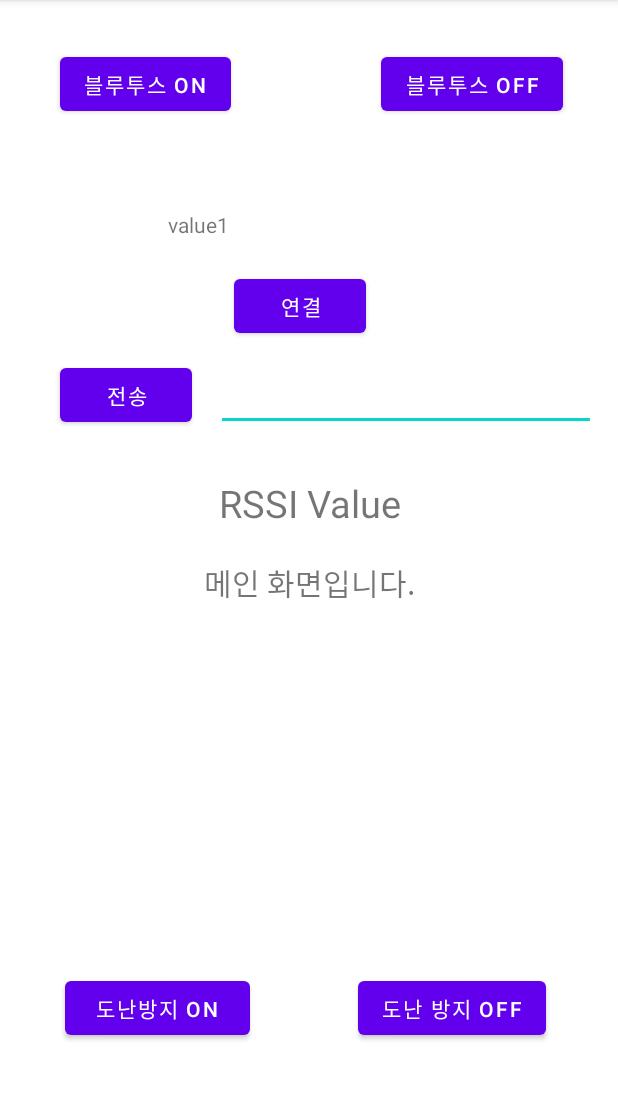
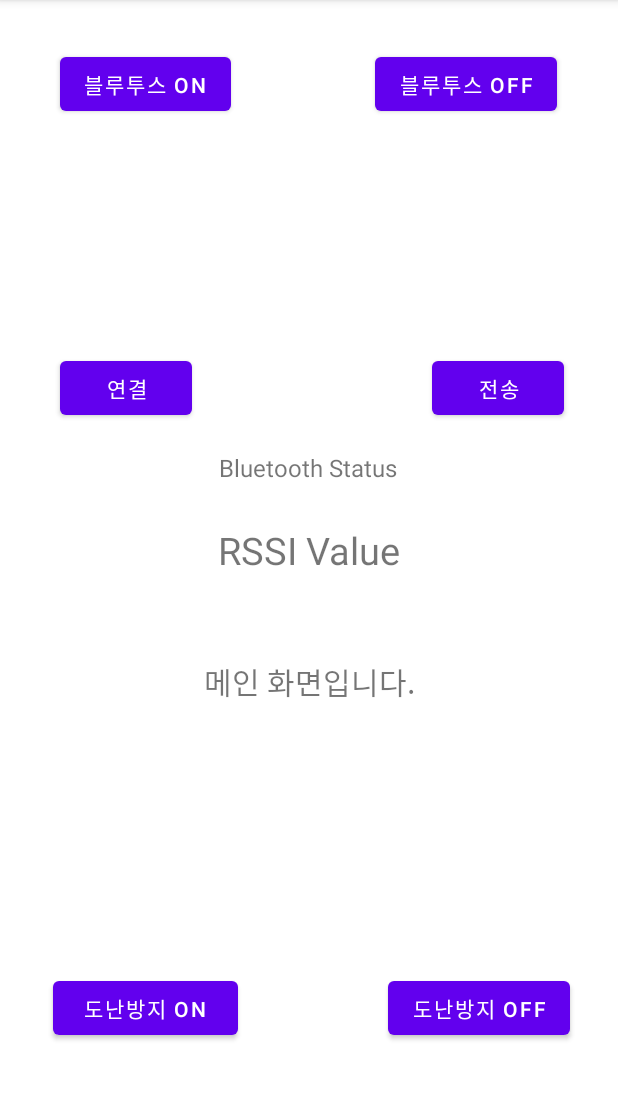
Before and after one commit to kyuuuu-77/Application, an Android app: the fragment HomeFragment shown on its own in the app's theme, on a phone screen of 412 x 824 dp, the part 84-1184 px from its top. Run offline under Robolectric (Android 15) with nearby library versions, the phone set to English and light mode, and no system bars.

Commit message:
7/14 13:15 bug fixed in fragment_home.xml, HomeFragment.java, MainActivity.java;

```diff
--- a/app/src/main/java/com/arduino/Application/MainActivity.java
+++ b/app/src/main/java/com/arduino/Application/MainActivity.java
@@ -65,37 +65,38 @@ public class MainActivity extends AppCompatActivity {
     private AppBarConfiguration mAppBarConfiguration;
     private ActivityMainBinding binding;
 
-    //Edited
+    //버튼 변수 초기화
     Button mBtnBT_on;
     Button mBtnBT_off;
     Button mBtnBT_Connect;
     Button mBtnSendData;
     TextView mTvBT_Status;
-    TextView mTvBT_Receive0;
-    TextView mTvBT_Receive1;
     TextView mTv_SendData;
     TextView homeText;
+    TextView rssiTextView;
 
+
+    //블루투스 관련 변수
     BluetoothAdapter mBluetoothAdapter;
     BluetoothManager mBluetoothManager;
     Set<BluetoothDevice> mPairedDevices;
     List<String> mListPairedDevices;
 
+    BluetoothDevice mBluetoothDevice;
+    BluetoothGatt bluetoothGatt;
+    BluetoothSocket mBluetoothSocket;
+
     Handler mBluetoothHandler;
     ConnectedBluetoothThread mThreadConnectedBluetooth;
-    BluetoothSocket mBluetoothSocket;
 
     final int BT_REQUEST_ENABLE = 1;
     final int BT_REQUEST_DISABLE = 3;
     final int BT_MESSAGE_READ = 2;
     final int BT_CONNECTING_STATUS = 3;
     final UUID BT_UUID = UUID.fromString("00001101-0000-1000-8000-00805F9B34FB");
+
     Window window;
     Toolbar toolbar;
-
-    BluetoothDevice mBluetoothDevice;
-    BluetoothGatt bluetoothGatt;
-    private TextView rssiTextView;
 
     private static final int SINGLE_PERMISSION = 1004;
 
@@ -108,17 +109,14 @@ public class MainActivity extends AppCompatActivity {
         binding = ActivityMainBinding.inflate(getLayoutInflater());
         setContentView(binding.getRoot());
 
-        mBtnBT_on = findViewById(R.id.btnBT_On);
-        mBtnBT_off = findViewById(R.id.btnBT_Off);
-        mBtnBT_Connect = findViewById(R.id.btnBT_Connect);
-        mBtnSendData = findViewById(R.id.btnSendData);
-        mTvBT_Status = findViewById(R.id.BT_Status);
-        mTvBT_Receive0 = findViewById(R.id.BT_Receive0);
-        mTvBT_Receive1 = findViewById(R.id.BT_Receive1);
-        mTv_SendData = findViewById(R.id.tvSendData);
-        homeText = findViewById(R.id.text_home);
-        toolbar = findViewById(R.id.toolbar);
-        rssiTextView = findViewById(R.id.rssi);
+        mBtnBT_on = findViewById(R.id.btnBT_On);    //블루투스를 켜는 버튼 ID
+        mBtnBT_off = findViewById(R.id.btnBT_Off);  //블루투스를 끄는 버튼 ID
+        mBtnBT_Connect = findViewById(R.id.btnBT_Connect);  //연결 버튼
+        mBtnSendData = findViewById(R.id.btnSendData);  //전송 버튼
+        mTvBT_Status = findViewById(R.id.BT_Status);    //블루투스 상태 텍스트 뷰
+        homeText = findViewById(R.id.text_home);        //홈 텍스트 표시 (나중에 제거 예정)
+        rssiTextView = findViewById(R.id.rssi); //RSSI 상태 텍스트 뷰
+        toolbar = findViewById(R.id.toolbar);   //툴바
 
         Log.d("Activity Main", "Activity Main-onCreate()");
 
@@ -139,6 +137,7 @@ public class MainActivity extends AppCompatActivity {
         NavigationUI.setupWithNavController(navigationView, navController);
 
 
+        //퍼미션 리스트 배열
         String[] permission_list = {
                 Manifest.permission.BLUETOOTH_CONNECT,
                 Manifest.permission.BLUETOOTH_SCAN,
@@ -203,7 +202,6 @@ public class MainActivity extends AppCompatActivity {
         });
         //연결 버튼
         mBtnBT_Connect.setOnClickListener(view -> listPairedDevices());
-
         mBtnSendData.setEnabled(false); //전송 버튼 필요 없으므로 임시 비활성화 -> 나중에 삭제 예정
 
         //전송 버튼
@@ -229,8 +227,8 @@ public class MainActivity extends AppCompatActivity {
                     }
 
                     String[] array = readMessage.split(",", 3);
-                    mTvBT_Receive0.setText(array[0]);
-                    mTvBT_Receive1.setText(array[1]);
+//                    mTvBT_Receive0.setText(array[0]);
+//                    mTvBT_Receive1.setText(array[1]);
                 }
             }
         };
@@ -250,6 +248,7 @@ public class MainActivity extends AppCompatActivity {
         Log.d("Activity Main", "Activity Main-onResume()");
 
         if (mBluetoothAdapter.isEnabled()) {
+            homeText.setText("연결 되어있습니다.");
             mTvBT_Status.setText("활성화");
             window.setStatusBarColor(Color.parseColor("#1976D2"));
             toolbar.setBackgroundColor(Color.parseColor("#2196F3"));
@@ -258,7 +257,6 @@ public class MainActivity extends AppCompatActivity {
             mBtnBT_Connect.setEnabled(true);
         }
         if (!mBluetoothAdapter.isEnabled()) {
-            Toast.makeText(getApplicationContext(), "블루투스가 비활성화 되었습니다.", Toast.LENGTH_SHORT).show();
             homeText.setText("연결이 해제 되어있습니다.");
             mTvBT_Status.setText("비활성화");
             window.setStatusBarColor(Color.parseColor("#F57C00"));
@@ -289,7 +287,7 @@ public class MainActivity extends AppCompatActivity {
         }
     }
 
-    //블루투스를 켜는 함수
+    //블루투스를 켜는 함수 -> SDK 31 이상 (안드로이드 12 이상)
     @RequiresApi(api = Build.VERSION_CODES.S)
     public void BT_on() {
         if (mBluetoothAdapter == null) {
@@ -309,7 +307,7 @@ public class MainActivity extends AppCompatActivity {
         }
     }
 
-    //블루투스를 켜는 함수 (레거시)
+    //블루투스를 켜는 함수 -> (레거시용)
     @SuppressLint("MissingPermission")
     public void BT_on_Legacy() {
         if (mBluetoothAdapter == null) {
@@ -326,7 +324,7 @@ public class MainActivity extends AppCompatActivity {
         }
     }
 
-    //블루투스를 끄는 함수
+    //블루투스를 끄는 함수 -> SDK 31 이상 (안드로이드 12 이상)
     @RequiresApi(api = Build.VERSION_CODES.S)
     public void BT_off() {
         if (mBluetoothAdapter.isEnabled()) {
@@ -342,7 +340,7 @@ public class MainActivity extends AppCompatActivity {
         }
     }
 
-    //블루투스를 끄는 함수 (레거시)
+    //블루투스를 끄는 함수 -> (레거시용)
     @SuppressLint("MissingPermission")
     public void BT_off_Legacy() {
         if (mBluetoothAdapter.isEnabled()) {
--- a/app/src/main/java/com/arduino/Application/ui/home/HomeFragment.java
+++ b/app/src/main/java/com/arduino/Application/ui/home/HomeFragment.java
@@ -34,6 +34,8 @@ public class HomeFragment extends Fragment {
 
         Log.d("Home Fragment", "Home Fragment-onCreatedView()");
 
+
+
         return root;
     }
 
--- a/app/src/main/res/layout/fragment_home.xml
+++ b/app/src/main/res/layout/fragment_home.xml
@@ -5,18 +5,6 @@
     android:layout_width="match_parent"
     android:layout_height="match_parent"
     tools:context=".ui.home.HomeFragment">
-
-    <Button
-        android:id="@+id/forTest"
-        android:layout_width="wrap_content"
-        android:layout_height="wrap_content"
-        android:text="도난 방지 off"
-        app:layout_constraintBottom_toBottomOf="parent"
-        app:layout_constraintEnd_toEndOf="parent"
-        app:layout_constraintHorizontal_bias="0.833"
-        app:layout_constraintStart_toStartOf="parent"
-        app:layout_constraintTop_toTopOf="parent"
-        app:layout_constraintVertical_bias="0.9" />
 
     <TextView
         android:id="@+id/text_home"
@@ -29,8 +17,10 @@
         android:textSize="20sp"
         app:layout_constraintBottom_toBottomOf="parent"
         app:layout_constraintEnd_toEndOf="parent"
+        app:layout_constraintHorizontal_bias="0.0"
         app:layout_constraintStart_toStartOf="parent"
-        app:layout_constraintTop_toTopOf="parent" />
+        app:layout_constraintTop_toTopOf="parent"
+        app:layout_constraintVertical_bias="0.591" />
 
     <Button
         android:id="@+id/btnBT_On"
@@ -46,75 +36,49 @@
         android:id="@+id/btnBT_Off"
         android:layout_width="wrap_content"
         android:layout_height="wrap_content"
-        android:layout_marginStart="100dp"
+        android:layout_marginStart="96dp"
         android:text="블루투스 OFF"
         app:layout_constraintStart_toEndOf="@+id/btnBT_On"
         app:layout_constraintTop_toTopOf="@+id/btnBT_On" />
 
-    <TextView
-        android:id="@+id/BT_Status"
-        android:layout_width="170dp"
-        android:layout_height="20dp"
-        android:layout_marginTop="20dp"
-        android:text=""
-        app:layout_constraintStart_toStartOf="@+id/btnBT_On"
-        app:layout_constraintTop_toBottomOf="@+id/btnBT_On" />
-
-    <TextView
-        android:id="@+id/BT_Receive0"
-        android:layout_width="wrap_content"
-        android:layout_height="wrap_content"
-        android:layout_marginTop="20dp"
-        android:text=""
-        app:layout_constraintStart_toStartOf="@+id/BT_Status"
-        app:layout_constraintTop_toBottomOf="@+id/BT_Status" />
-
-
     <Button
         android:id="@+id/btnBT_Connect"
         android:layout_width="wrap_content"
-        android:layout_height="0dp"
-        android:layout_marginTop="180dp"
+        android:layout_height="wrap_content"
         android:text="연결"
+        app:layout_constraintBottom_toBottomOf="parent"
         app:layout_constraintEnd_toEndOf="parent"
-        app:layout_constraintHorizontal_bias="0.482"
+        app:layout_constraintHorizontal_bias="0.123"
         app:layout_constraintStart_toStartOf="parent"
         app:layout_constraintTop_toTopOf="parent"
-        tools:ignore="MissingConstraints" />
-
-    <TextView
-        android:id="@+id/BT_Receive1"
-        android:layout_width="wrap_content"
-        android:layout_height="wrap_content"
-        android:layout_marginStart="72dp"
-        android:layout_marginTop="20dp"
-        android:text="value1"
-        app:layout_constraintStart_toStartOf="@+id/BT_Status"
-        app:layout_constraintTop_toBottomOf="@+id/BT_Status" />
-
-    <EditText
-        android:id="@+id/tvSendData"
-        android:layout_width="253dp"
-        android:layout_height="48dp"
-        android:layout_marginStart="16dp"
-        android:ems="10"
-        android:inputType="textPersonName"
-        android:text=""
-        app:layout_constraintStart_toEndOf="@+id/btnSendData"
-        app:layout_constraintTop_toTopOf="@+id/btnSendData"
-        tools:ignore="SpeakableTextPresentCheck" />
+        app:layout_constraintVertical_bias="0.326" />
 
     <Button
         android:id="@+id/btnSendData"
         android:layout_width="wrap_content"
         android:layout_height="wrap_content"
-        android:layout_marginTop="80dp"
+        android:layout_marginStart="160dp"
         android:text="전송"
-        app:layout_constraintStart_toStartOf="@+id/BT_Receive0"
-        app:layout_constraintTop_toBottomOf="@+id/BT_Receive0" />
+        app:layout_constraintBottom_toBottomOf="parent"
+        app:layout_constraintEnd_toEndOf="parent"
+        app:layout_constraintHorizontal_bias="0.0"
+        app:layout_constraintStart_toEndOf="@+id/btnBT_Connect"
+        app:layout_constraintTop_toTopOf="parent"
+        app:layout_constraintVertical_bias="0.326" />
 
-    <!--Fragment에서의 버튼 동작을 확인하기 위해 임시로 생성한 버튼-->
-    <!--검증이 완료되면 삭제될 예정, 2024/07/09 16:24 갱신-->
+    <TextView
+        android:id="@+id/BT_Status"
+        android:layout_width="170dp"
+        android:layout_height="wrap_content"
+        android:text="Bluetooth Status"
+        android:textAlignment="center"
+        android:textSize="16dp"
+        app:layout_constraintBottom_toTopOf="@+id/rssi"
+        app:layout_constraintEnd_toEndOf="parent"
+        app:layout_constraintHorizontal_bias="0.497"
+        app:layout_constraintStart_toStartOf="parent"
+        app:layout_constraintTop_toTopOf="parent"
+        app:layout_constraintVertical_bias="0.919" />
 
     <TextView
         android:id="@+id/rssi"
@@ -124,22 +88,31 @@
         android:textSize="25sp"
         app:layout_constraintBottom_toBottomOf="parent"
         app:layout_constraintEnd_toEndOf="parent"
-        app:layout_constraintHorizontal_bias="0.503"
         app:layout_constraintStart_toStartOf="parent"
         app:layout_constraintTop_toTopOf="parent"
-        app:layout_constraintVertical_bias="0.434" />
+        app:layout_constraintVertical_bias="0.476" />
 
     <Button
-        android:id="@+id/forTest1"
+        android:id="@+id/alert_On"
         android:layout_width="123dp"
         android:layout_height="48dp"
-        android:text="도난방지 on"
+        android:text="도난방지 ON"
         app:layout_constraintBottom_toBottomOf="parent"
-        app:layout_constraintEnd_toEndOf="parent"
-        app:layout_constraintHorizontal_bias="0.151"
+        app:layout_constraintEnd_toStartOf="@+id/alert_Off"
+        app:layout_constraintHorizontal_bias="0.261"
         app:layout_constraintStart_toStartOf="parent"
         app:layout_constraintTop_toTopOf="parent"
         app:layout_constraintVertical_bias="0.9" />
-    <!-- -->
+
+    <Button
+        android:id="@+id/alert_Off"
+        android:layout_width="wrap_content"
+        android:layout_height="wrap_content"
+        android:layout_marginEnd="32dp"
+        android:text="도난방지 OFF"
+        app:layout_constraintBottom_toBottomOf="parent"
+        app:layout_constraintEnd_toEndOf="parent"
+        app:layout_constraintTop_toBottomOf="@id/btnBT_Off"
+        app:layout_constraintVertical_bias="0.887" />
 
 </androidx.constraintlayout.widget.ConstraintLayout>
```
